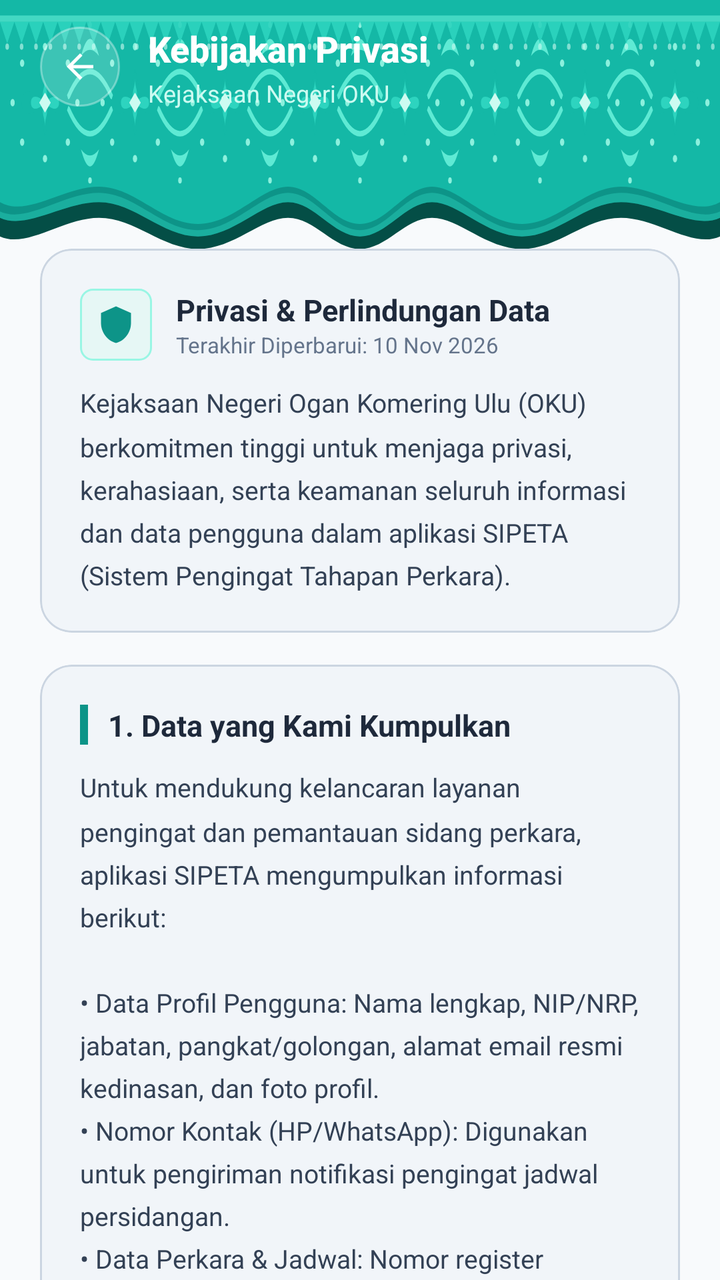
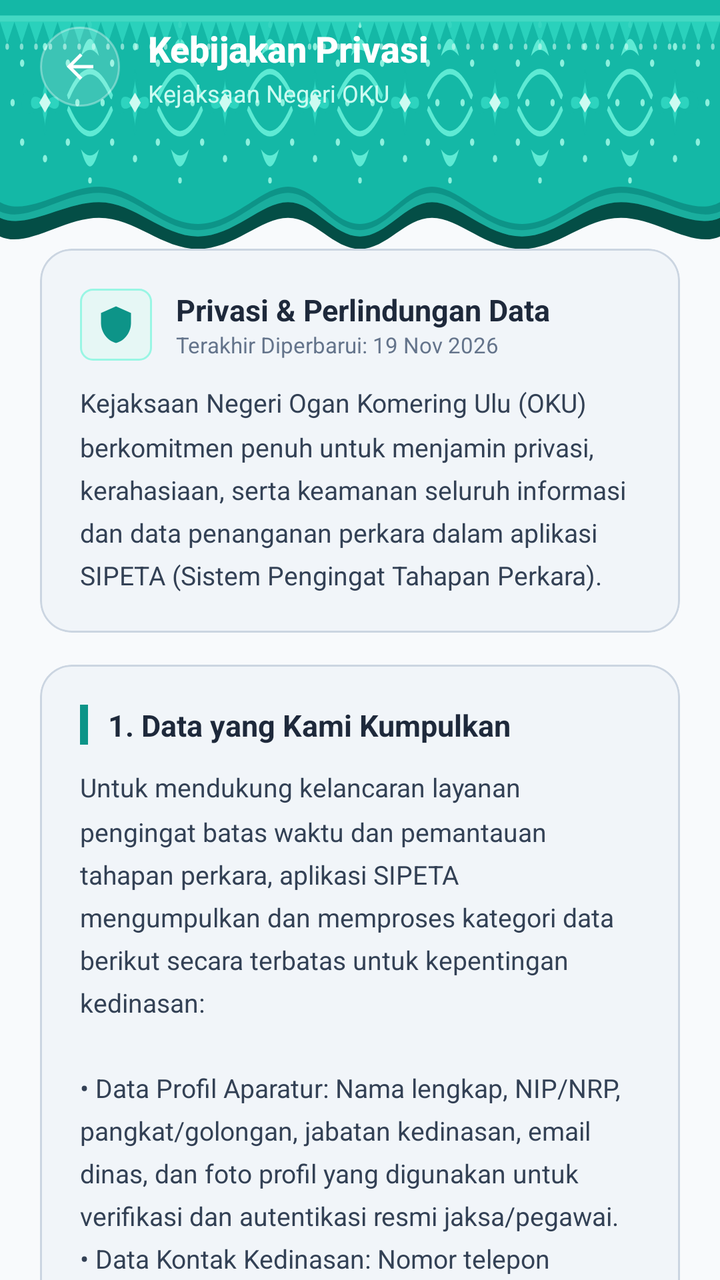

The first picture is an Android layout as it rendered before a commit; the second is the same layout after the commit. The layout source and the unified diff follow.
<!-- AndroidManifest.xml: application theme Theme.Reminders -->
<!-- res/layout/activity_privacy_policy.xml -->
<?xml version="1.0" encoding="utf-8"?>
<androidx.core.widget.NestedScrollView xmlns:android="http://schemas.android.com/apk/res/android"
    xmlns:app="http://schemas.android.com/apk/res-auto"
    android:layout_width="match_parent"
    android:layout_height="match_parent"
    android:background="#F8FAFC"
    android:fillViewport="true">

    <LinearLayout
        android:layout_width="match_parent"
        android:layout_height="wrap_content"
        android:orientation="vertical">

        
        <FrameLayout
            android:layout_width="match_parent"
            android:layout_height="140dp">

            <ImageView
                android:layout_width="match_parent"
                android:layout_height="match_parent"
                android:scaleType="fitXY"
                android:src="@drawable/ic_batik_header"
                android:contentDescription="Batik Header" />

            
            <LinearLayout
                android:id="@+id/topActionBar"
                android:layout_width="match_parent"
                android:layout_height="wrap_content"
                android:paddingHorizontal="20dp"
                android:paddingTop="12dp"
                android:paddingBottom="12dp"
                android:gravity="center_vertical"
                android:orientation="horizontal">

                
                <FrameLayout
                    android:id="@+id/btnBack"
                    android:layout_width="40dp"
                    android:layout_height="40dp"
                    android:background="@drawable/bg_glass_circle_btn"
                    android:clickable="true"
                    android:focusable="true">

                    <ImageView
                        android:layout_width="20dp"
                        android:layout_height="20dp"
                        android:layout_gravity="center"
                        android:src="@drawable/ic_arrow_back"
                        app:tint="#FFFFFF"
                        android:contentDescription="Kembali" />
                </FrameLayout>

                <LinearLayout
                    android:layout_width="0dp"
                    android:layout_height="wrap_content"
                    android:layout_marginStart="14dp"
                    android:layout_weight="1"
                    android:orientation="vertical">

                    <TextView
                        android:layout_width="wrap_content"
                        android:layout_height="wrap_content"
                        android:text="Kebijakan Privasi"
                        android:textColor="#FFFFFF"
                        android:textSize="18sp"
                        android:textStyle="bold"
                        android:fontFamily="sans-serif-medium" />

                    <TextView
                        android:layout_width="wrap_content"
                        android:layout_height="wrap_content"
                        android:layout_marginTop="2dp"
                        android:text="Kejaksaan Negeri OKU"
                        android:textColor="#CCFBF1"
                        android:textSize="12sp" />
                </LinearLayout>
            </LinearLayout>
        </FrameLayout>

        
        <com.google.android.material.card.MaterialCardView
            android:layout_width="match_parent"
            android:layout_height="wrap_content"
            android:layout_marginHorizontal="20dp"
            android:layout_marginTop="-16dp"
            android:layout_marginBottom="16dp"
            app:cardCornerRadius="16dp"
            app:cardElevation="0dp"
            app:cardBackgroundColor="#F1F5F9"
            app:strokeWidth="1dp"
            app:strokeColor="#CBD5E1">

            <LinearLayout
                android:layout_width="match_parent"
                android:layout_height="wrap_content"
                android:orientation="vertical"
                android:paddingHorizontal="20dp"
                android:paddingVertical="20dp">

                <LinearLayout
                    android:layout_width="match_parent"
                    android:layout_height="wrap_content"
                    android:gravity="center_vertical"
                    android:orientation="horizontal"
                    android:layout_marginBottom="12dp">

                    <FrameLayout
                        android:layout_width="36dp"
                        android:layout_height="36dp"
                        android:background="@drawable/bg_role_badge">

                        <ImageView
                            android:layout_width="20dp"
                            android:layout_height="20dp"
                            android:layout_gravity="center"
                            android:src="@drawable/ic_shield"
                            app:tint="#0D9488"
                            android:contentDescription="Shield" />
                    </FrameLayout>

                    <LinearLayout
                        android:layout_width="0dp"
                        android:layout_height="wrap_content"
                        android:layout_marginStart="12dp"
                        android:layout_weight="1"
                        android:orientation="vertical">

                        <TextView
                            android:layout_width="wrap_content"
                            android:layout_height="wrap_content"
                            android:text="Privasi &amp; Perlindungan Data"
                            android:textColor="#1E293B"
                            android:textSize="15sp"
                            android:textStyle="bold" />

                        <TextView
                            android:layout_width="wrap_content"
                            android:layout_height="wrap_content"
                            android:text="Terakhir Diperbarui: 10 Nov 2026"
                            android:textColor="#64748B"
                            android:textSize="11sp" />
                    </LinearLayout>
                </LinearLayout>

                <TextView
                    android:layout_width="match_parent"
                    android:layout_height="wrap_content"
                    android:text="Kejaksaan Negeri Ogan Komering Ulu (OKU) berkomitmen tinggi untuk menjaga privasi, kerahasiaan, serta keamanan seluruh informasi dan data pengguna dalam aplikasi SIPETA (Sistem Pengingat Tahapan Perkara)."
                    android:textColor="#334155"
                    android:textSize="13sp"
                    android:lineSpacingMultiplier="1.4" />
            </LinearLayout>
        </com.google.android.material.card.MaterialCardView>

        
        <com.google.android.material.card.MaterialCardView
            android:layout_width="match_parent"
            android:layout_height="wrap_content"
            android:layout_marginHorizontal="20dp"
            android:layout_marginBottom="16dp"
            app:cardCornerRadius="16dp"
            app:cardElevation="0dp"
            app:cardBackgroundColor="#F1F5F9"
            app:strokeWidth="1dp"
            app:strokeColor="#CBD5E1">

            <LinearLayout
                android:layout_width="match_parent"
                android:layout_height="wrap_content"
                android:orientation="vertical"
                android:paddingHorizontal="20dp"
                android:paddingVertical="20dp">

                <LinearLayout
                    android:layout_width="match_parent"
                    android:layout_height="wrap_content"
                    android:gravity="center_vertical"
                    android:orientation="horizontal"
                    android:layout_marginBottom="12dp">

                    <View
                        android:layout_width="4dp"
                        android:layout_height="20dp"
                        android:background="#0D9488" />

                    <TextView
                        android:layout_width="wrap_content"
                        android:layout_height="wrap_content"
                        android:layout_marginStart="10dp"
                        android:text="1. Data yang Kami Kumpulkan"
                        android:textColor="#1E293B"
                        android:textSize="15sp"
                        android:textStyle="bold" />
                </LinearLayout>

                <TextView
                    android:layout_width="match_parent"
                    android:layout_height="wrap_content"
                    android:text="Untuk mendukung kelancaran layanan pengingat dan pemantauan sidang perkara, aplikasi SIPETA mengumpulkan informasi berikut:\n\n• Data Profil Pengguna: Nama lengkap, NIP/NRP, jabatan, pangkat/golongan, alamat email resmi kedinasan, dan foto profil.\n• Nomor Kontak (HP/WhatsApp): Digunakan untuk pengiriman notifikasi pengingat jadwal persidangan.\n• Data Perkara &amp; Jadwal: Nomor register perkara, nama terdakwa/pihak terkait, agenda persidangan, serta ruang dan waktu sidang.\n• Token Perangkat (FCM): Token push notification unik untuk mengantarkan pengingat ke perangkat Android Anda."
                    android:textColor="#334155"
                    android:textSize="13sp"
                    android:lineSpacingMultiplier="1.4" />
            </LinearLayout>
        </com.google.android.material.card.MaterialCardView>

        
        <com.google.android.material.card.MaterialCardView
            android:layout_width="match_parent"
            android:layout_height="wrap_content"
            android:layout_marginHorizontal="20dp"
            android:layout_marginBottom="16dp"
            app:cardCornerRadius="16dp"
            app:cardElevation="0dp"
            app:cardBackgroundColor="#F1F5F9"
            app:strokeWidth="1dp"
            app:strokeColor="#CBD5E1">

            <LinearLayout
                android:layout_width="match_parent"
                android:layout_height="wrap_content"
                android:orientation="vertical"
                android:paddingHorizontal="20dp"
                android:paddingVertical="20dp">

                <LinearLayout
                    android:layout_width="match_parent"
                    android:layout_height="wrap_content"
                    android:gravity="center_vertical"
                    android:orientation="horizontal"
                    android:layout_marginBottom="12dp">

                    <View
                        android:layout_width="4dp"
                        android:layout_height="20dp"
                        android:background="#0D9488" />

                    <TextView
                        android:layout_width="wrap_content"
                        android:layout_height="wrap_content"
                        android:layout_marginStart="10dp"
                        android:text="2. Tujuan Penggunaan Data"
                        android:textColor="#1E293B"
                        android:textSize="15sp"
                        android:textStyle="bold" />
                </LinearLayout>

                <TextView
                    android:layout_width="match_parent"
                    android:layout_height="wrap_content"
                    android:text="Informasi yang dikumpulkan digunakan semata-mata untuk:\n\n• Mengirimkan notifikasi pengingat otomatis jadwal sidang sebelum sidang dimulai.\n• Memastikan autentikasi pengguna yang sah dan berwenang di lingkungan Kejaksaan Negeri OKU.\n• Memfasilitasi koordinasi dan penelusuran status berkas perkara secara internal.\n• Meningkatkan efisiensi dan transparansi administrasi peradilan."
                    android:textColor="#334155"
                    android:textSize="13sp"
                    android:lineSpacingMultiplier="1.4" />
            </LinearLayout>
        </com.google.android.material.card.MaterialCardView>

        
        <com.google.android.material.card.MaterialCardView
            android:layout_width="match_parent"
            android:layout_height="wrap_content"
            android:layout_marginHorizontal="20dp"
            android:layout_marginBottom="16dp"
            app:cardCornerRadius="16dp"
            app:cardElevation="0dp"
            app:cardBackgroundColor="#F1F5F9"
            app:strokeWidth="1dp"
            app:strokeColor="#CBD5E1">

            <LinearLayout
                android:layout_width="match_parent"
                android:layout_height="wrap_content"
                android:orientation="vertical"
                android:paddingHorizontal="20dp"
                android:paddingVertical="20dp">

                <LinearLayout
                    android:layout_width="match_parent"
                    android:layout_height="wrap_content"
                    android:gravity="center_vertical"
                    android:orientation="horizontal"
                    android:layout_marginBottom="12dp">

                    <View
                        android:layout_width="4dp"
                        android:layout_height="20dp"
                        android:background="#0D9488" />

                    <TextView
                        android:layout_width="wrap_content"
                        android:layout_height="wrap_content"
                        android:layout_marginStart="10dp"
                        android:text="3. Keamanan &amp; Kerahasiaan"
                        android:textColor="#1E293B"
                        android:textSize="15sp"
                        android:textStyle="bold" />
                </LinearLayout>

                <TextView
                    android:layout_width="match_parent"
                    android:layout_height="wrap_content"
                    android:text="• Enkripsi Data: Semua lalu lintas data antara aplikasi dan server dilindungi menggunakan enkripsi standar industri (TLS/HTTPS).\n• Pembatasan Akses: Akses terhadap data perkara dibatasi hanya untuk aparatur yang berwenang sesuai hak akses akun.\n• Larangan Pihak Ketiga: Kejaksaan Negeri OKU tidak akan pernah menjual, menyewakan, atau membagikan data kepada pihak luar yang tidak berwenang."
                    android:textColor="#334155"
                    android:textSize="13sp"
                    android:lineSpacingMultiplier="1.4" />
            </LinearLayout>
        </com.google.android.material.card.MaterialCardView>

        
        <com.google.android.material.card.MaterialCardView
            android:layout_width="match_parent"
            android:layout_height="wrap_content"
            android:layout_marginHorizontal="20dp"
            android:layout_marginBottom="24dp"
            app:cardCornerRadius="16dp"
            app:cardElevation="0dp"
            app:cardBackgroundColor="#F1F5F9"
            app:strokeWidth="1dp"
            app:strokeColor="#CBD5E1">

            <LinearLayout
                android:layout_width="match_parent"
                android:layout_height="wrap_content"
                android:orientation="vertical"
                android:paddingHorizontal="20dp"
                android:paddingVertical="20dp">

                <LinearLayout
                    android:layout_width="match_parent"
                    android:layout_height="wrap_content"
                    android:gravity="center_vertical"
                    android:orientation="horizontal"
                    android:layout_marginBottom="12dp">

                    <View
                        android:layout_width="4dp"
                        android:layout_height="20dp"
                        android:background="#0D9488" />

                    <TextView
                        android:layout_width="wrap_content"
                        android:layout_height="wrap_content"
                        android:layout_marginStart="10dp"
                        android:text="4. Kontak &amp; Informasi"
                        android:textColor="#1E293B"
                        android:textSize="15sp"
                        android:textStyle="bold" />
                </LinearLayout>

                <TextView
                    android:layout_width="match_parent"
                    android:layout_height="wrap_content"
                    android:text="Jika Anda memiliki pertanyaan mengenai Kebijakan Privasi ini, silakan hubungi kami:\n\nKejaksaan Negeri Ogan Komering Ulu\nJl. Lintas Sumatera No. 1, Baturaja\nKab. Ogan Komering Ulu, Sumatera Selatan\nEmail: kejari.oku@kejaksaan.go.id"
                    android:textColor="#334155"
                    android:textSize="13sp"
                    android:lineSpacingMultiplier="1.4" />

                <View
                    android:layout_width="match_parent"
                    android:layout_height="1dp"
                    android:background="#CBD5E1"
                    android:layout_marginTop="16dp"
                    android:layout_marginBottom="14dp" />

                <TextView
                    android:layout_width="match_parent"
                    android:layout_height="wrap_content"
                    android:text="© 2026 Kejaksaan Negeri OKU. Hak Cipta Dilindungi."
                    android:textColor="#94A3B8"
                    android:textSize="11sp"
                    android:gravity="center" />
            </LinearLayout>
        </com.google.android.material.card.MaterialCardView>

    </LinearLayout>

</androidx.core.widget.NestedScrollView>
<!-- resources referenced by this layout -->
<resources>
  <!-- drawable bg_glass_circle_btn (drawable) -->
  <?xml version="1.0" encoding="utf-8"?>
  <ripple xmlns:android="http://schemas.android.com/apk/res/android"
      android:color="#4DFFFFFF">
      <item>
          <shape android:shape="oval">
              <solid android:color="#2BFFFFFF" />
              <stroke android:width="1dp" android:color="#59FFFFFF" />
          </shape>
      </item>
  </ripple>
  <!-- drawable bg_role_badge (drawable) -->
  <?xml version="1.0" encoding="utf-8"?>
  <shape xmlns:android="http://schemas.android.com/apk/res/android"
      android:shape="rectangle">
      <corners android:radius="6dp" />
      <solid android:color="#E6F7F5" />
      <stroke android:width="1dp" android:color="#99F6E4" />
  </shape>
  <!-- drawable ic_arrow_back (drawable) -->
  <vector xmlns:android="http://schemas.android.com/apk/res/android"
      android:width="24dp"
      android:height="24dp"
      android:viewportWidth="24"
      android:viewportHeight="24">
    <path
        android:fillColor="#00796B"
        android:pathData="M20,11H7.83l5.59,-5.59L12,4l-8,8 8,8 1.41,-1.41L7.83,13H20v-2z"/>
  </vector>
  <!-- drawable ic_batik_header: vector/xml drawable (drawable, 17376 chars, omitted) -->
  <!-- drawable ic_shield (drawable) -->
  <vector xmlns:android="http://schemas.android.com/apk/res/android"
      android:width="24dp"
      android:height="24dp"
      android:viewportWidth="24"
      android:viewportHeight="24">
    <path
        android:fillColor="#00897B"
        android:pathData="M12,1L3,5v6c0,5.55 3.84,10.74 9,12 5.16,-1.26 9,-6.45 9,-12V5l-9,-4z"/>
  </vector>
  <style name="Theme.Reminders" parent="Base.Theme.Reminders" />
  <style name="Base.Theme.Reminders" parent="Theme.Material3.DayNight.NoActionBar">
          
          
      </style>
</resources>

<!-- the commit's change to res/layout/activity_privacy_policy.xml (unified diff, before → after) -->
@@ -138,7 +138,7 @@
                         <TextView
                             android:layout_width="wrap_content"
                             android:layout_height="wrap_content"
-                            android:text="Terakhir Diperbarui: 10 Nov 2026"
+                            android:text="Terakhir Diperbarui: 19 Nov 2026"
                             android:textColor="#64748B"
                             android:textSize="11sp" />
                     </LinearLayout>
@@ -147,7 +147,7 @@
                 <TextView
                     android:layout_width="match_parent"
                     android:layout_height="wrap_content"
-                    android:text="Kejaksaan Negeri Ogan Komering Ulu (OKU) berkomitmen tinggi untuk menjaga privasi, kerahasiaan, serta keamanan seluruh informasi dan data pengguna dalam aplikasi SIPETA (Sistem Pengingat Tahapan Perkara)."
+                    android:text="Kejaksaan Negeri Ogan Komering Ulu (OKU) berkomitmen penuh untuk menjamin privasi, kerahasiaan, serta keamanan seluruh informasi dan data penanganan perkara dalam aplikasi SIPETA (Sistem Pengingat Tahapan Perkara)."
                     android:textColor="#334155"
                     android:textSize="13sp"
                     android:lineSpacingMultiplier="1.4" />
@@ -198,7 +198,7 @@
                 <TextView
                     android:layout_width="match_parent"
                     android:layout_height="wrap_content"
-                    android:text="Untuk mendukung kelancaran layanan pengingat dan pemantauan sidang perkara, aplikasi SIPETA mengumpulkan informasi berikut:\n\n• Data Profil Pengguna: Nama lengkap, NIP/NRP, jabatan, pangkat/golongan, alamat email resmi kedinasan, dan foto profil.\n• Nomor Kontak (HP/WhatsApp): Digunakan untuk pengiriman notifikasi pengingat jadwal persidangan.\n• Data Perkara &amp; Jadwal: Nomor register perkara, nama terdakwa/pihak terkait, agenda persidangan, serta ruang dan waktu sidang.\n• Token Perangkat (FCM): Token push notification unik untuk mengantarkan pengingat ke perangkat Android Anda."
+                    android:text="Untuk mendukung kelancaran layanan pengingat batas waktu dan pemantauan tahapan perkara, aplikasi SIPETA mengumpulkan dan memproses kategori data berikut secara terbatas untuk kepentingan kedinasan:\n\n• Data Profil Aparatur: Nama lengkap, NIP/NRP, pangkat/golongan, jabatan kedinasan, email dinas, dan foto profil yang digunakan untuk verifikasi dan autentikasi resmi jaksa/pegawai.\n• Data Kontak Kedinasan: Nomor telepon kedinasan yang didaftarkan pada profil pengguna untuk kebutuhan verifikasi akun dan koordinasi internal penanganan perkara.\n• Data Administrasi Perkara &amp; SLA: Nomor perkara/SPDP, identitas tersangka, tahapan prapenuntutan (SPDP, P-16, P-17, P-24, P-18/P-19, P-21, hingga Tahap II), jaksa penelaah/peneliti, penyidik kepolisian, tanggal register, serta batas waktu (SLA) tahapan perkara sesuai KUHAP dan SOP Kejaksaan RI.\n• Token Perangkat &amp; Sesi Aplikasi: Token Firebase Cloud Messaging (FCM) unik untuk menghantarkan alarm dan notifikasi pengingat batas waktu ke perangkat Android Anda, serta token sesi Bearer terenkripsi untuk menjaga keamanan komunikasi saat aplikasi aktif."
                     android:textColor="#334155"
                     android:textSize="13sp"
                     android:lineSpacingMultiplier="1.4" />
@@ -249,7 +249,7 @@
                 <TextView
                     android:layout_width="match_parent"
                     android:layout_height="wrap_content"
-                    android:text="Informasi yang dikumpulkan digunakan semata-mata untuk:\n\n• Mengirimkan notifikasi pengingat otomatis jadwal sidang sebelum sidang dimulai.\n• Memastikan autentikasi pengguna yang sah dan berwenang di lingkungan Kejaksaan Negeri OKU.\n• Memfasilitasi koordinasi dan penelusuran status berkas perkara secara internal.\n• Meningkatkan efisiensi dan transparansi administrasi peradilan."
+                    android:text="Seluruh informasi yang dikumpulkan digunakan semata-mata untuk tujuan kedinasan internal Kejaksaan Negeri OKU, meliputi:\n\n• Pengingat Batas Waktu Otomatis: Menghitung secara otomatis sisa hari dan memicu pengingat tahapan perkara (H-3, Jatuh Tempo, dan Overdue) guna mencegah keterlambatan penanganan perkara pidana umum sesuai SOP.\n• Autentikasi &amp; Validasi Hak Akses: Memastikan bahwa hanya jaksa dan aparatur penegak hukum yang sah dan memiliki wewenang kedinasan yang dapat membuka serta mengelola berkas perkara.\n• Pemantauan Linimasa &amp; Audit Trail: Menyajikan riwayat tahapan perkara secara transparan dan akuntabel dari penerimaan SPDP hingga pelaksanaan Tahap II atau penghentian perkara sesuai SOP Kejaksaan RI.\n• Efisiensi Koordinasi Penegakan Hukum: Mempermudah jaksa peneliti dalam memantau perkembangan penyidikan dari penyidik kepolisian secara terstruktur dan terukur."
                     android:textColor="#334155"
                     android:textSize="13sp"
                     android:lineSpacingMultiplier="1.4" />
@@ -291,7 +291,7 @@
                         android:layout_width="wrap_content"
                         android:layout_height="wrap_content"
                         android:layout_marginStart="10dp"
-                        android:text="3. Keamanan &amp; Kerahasiaan"
+                        android:text="3. Keamanan &amp; Kerahasiaan Data"
                         android:textColor="#1E293B"
                         android:textSize="15sp"
                         android:textStyle="bold" />
@@ -300,7 +300,7 @@
                 <TextView
                     android:layout_width="match_parent"
                     android:layout_height="wrap_content"
-                    android:text="• Enkripsi Data: Semua lalu lintas data antara aplikasi dan server dilindungi menggunakan enkripsi standar industri (TLS/HTTPS).\n• Pembatasan Akses: Akses terhadap data perkara dibatasi hanya untuk aparatur yang berwenang sesuai hak akses akun.\n• Larangan Pihak Ketiga: Kejaksaan Negeri OKU tidak akan pernah menjual, menyewakan, atau membagikan data kepada pihak luar yang tidak berwenang."
+                    android:text="Kejaksaan Negeri OKU menerapkan standar keamanan informasi berlapis guna menjamin integritas, kerahasiaan, dan ketersediaan data penanganan perkara:\n\n• Enkripsi Komunikasi Data (In-Transit Encryption): Seluruh lalu lintas transmisi data antara aplikasi Android dan server SIPETA dilindungi menggunakan protokol enkripsi standar industri Transport Layer Security (TLS 1.2 / TLS 1.3) dan HTTPS dengan sertifikat SSL terverifikasi untuk mencegah intersepsi data atau Man-in-the-Middle (MitM).\n\n• Keamanan Token Sesi &amp; Isolasi Sandbox (At-Rest Storage): Sesi autentikasi menggunakan Bearer Token dengan masa aktif terbatas. Token sesi disimpan di dalam penyimpanan privat lokal perangkat (Android App Sandbox) yang terisolasi dari aplikasi lain. Token akan otomatis dihancurkan (auto-clear) seketika saat pengguna melakukan logout atau sesi kedaluwarsa (401 Unauthorized), dan pengguna diarahkan kembali ke layar login.\n\n• Pengamanan Kredensial &amp; Sandi: Kata sandi akun tidak pernah disimpan dalam bentuk teks polos (plaintext). Seluruh kata sandi dienkripsi menggunakan algoritma cryptographic hashing satu arah yang kuat (Bcrypt) di sisi server.\n\n• Pembatasan Hak Akses Berjenjang (Role-Based Access Control / RBAC): Akses terhadap data perkara dan fitur penanganan dibatasi secara ketat berdasarkan kewenangan kedinasan (Jaksa Penuntut Umum, Pejabat Struktural, dan Staf Administrasi) sehingga pengguna hanya dapat mengakses data yang relevan dengan tugas kedinasannya.\n\n• Integritas Audit Trail: Setiap riwayat perubahan tahapan perkara dan log reminder dicatat secara kronologis dalam sistem audit trail yang tidak dapat diubah (immutable log), menjamin transparansi serta akuntabilitas pengawasan.\n\n• Kerahasiaan Berkas Tanpa Pihak Ketiga: Seluruh data perkara berstatus rahasia kedinasan peradilan pidana. Kejaksaan Negeri OKU menjamin tidak ada data yang dibagikan, dialihkan, disewakan, atau dijual kepada pihak ketiga di luar instansi penegak hukum yang berwenang."
                     android:textColor="#334155"
                     android:textSize="13sp"
                     android:lineSpacingMultiplier="1.4" />
@@ -342,7 +342,7 @@
                         android:layout_width="wrap_content"
                         android:layout_height="wrap_content"
                         android:layout_marginStart="10dp"
-                        android:text="4. Kontak &amp; Informasi"
+                        android:text="4. Pengelolaan Akun &amp; Kontak Resmi"
                         android:textColor="#1E293B"
                         android:textSize="15sp"
                         android:textStyle="bold" />
@@ -351,7 +351,7 @@
                 <TextView
                     android:layout_width="match_parent"
                     android:layout_height="wrap_content"
-                    android:text="Jika Anda memiliki pertanyaan mengenai Kebijakan Privasi ini, silakan hubungi kami:\n\nKejaksaan Negeri Ogan Komering Ulu\nJl. Lintas Sumatera No. 1, Baturaja\nKab. Ogan Komering Ulu, Sumatera Selatan\nEmail: kejari.oku@kejaksaan.go.id"
+                    android:text="• Pembaruan Data Mandiri: Pengguna dapat memperbarui nomor telepon kontak, foto profil, dan kata sandi akun secara mandiri melalui menu Pengaturan Profil di aplikasi.\n• Layanan Bantuan Administrator: Apabila terjadi kendala autentikasi akun, mutasi wewenang perkara, atau indikasi masalah keamanan, silakan hubungi Administrator Sistem:\n\nKejaksaan Negeri Ogan Komering Ulu\nJl. Lintas Sumatera No. 1, Baturaja\nKab. Ogan Komering Ulu, Sumatera Selatan\nEmail: kejari.oku@kejaksaan.go.id"
                     android:textColor="#334155"
                     android:textSize="13sp"
                     android:lineSpacingMultiplier="1.4" />
